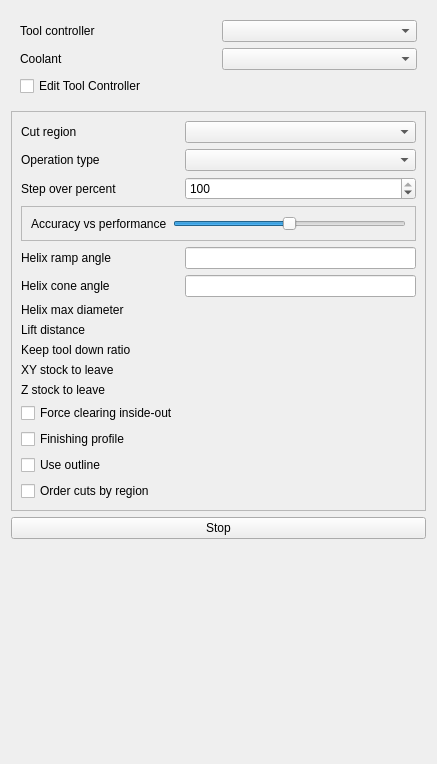
Old version of the form src/Mod/CAM/Gui/Resources/panels/PageOpAdaptiveEdit.ui in the repository southseact-3d/fcd.
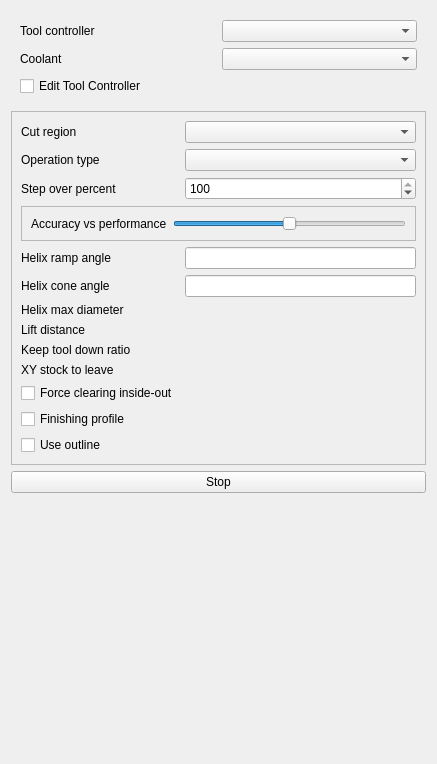
New version of the form. Custom widgets are drawn as their Qt base class.

Commit message:
[CAM] make the adaptive model aware feature optional (#24553)
* [CAM] make the adaptive model aware feature optional

* fix CAM tests

* placate github codql

* remove model-aware-only properties from the adaptive task ui panel

```diff
--- a/src/Mod/CAM/Gui/Resources/panels/PageOpAdaptiveEdit.ui
+++ b/src/Mod/CAM/Gui/Resources/panels/PageOpAdaptiveEdit.ui
@@ -279,32 +279,6 @@
         </property>
        </widget>
       </item>
-      <item row="26" column="0">
-       <widget class="QCheckBox" name="orderCutsByRegion">
-        <property name="toolTip">
-         <string>After calculating toolpaths, the default cut order is by depth- all regions at a given stepdown are cleared before moving to the next stepdown.
-
-This option changes that behavior to cut each discrete area to its full depth before moving on to the next.</string>
-        </property>
-        <property name="text">
-         <string>Order cuts by region</string>
-        </property>
-       </widget>
-      </item>
-      <item row="21" column="0">
-       <widget class="QLabel" name="label_6">
-        <property name="text">
-         <string>Z stock to leave</string>
-        </property>
-       </widget>
-      </item>
-      <item row="21" column="1">
-       <widget class="Gui::QuantitySpinBox" name="ZStockToLeave" native="true">
-        <property name="toolTip">
-         <string>How much material to leave along the Z axis (i.e. for finishing operation)</string>
-        </property>
-       </widget>
-      </item>
      </layout>
     </widget>
    </item>
```
The commit also changes 3 other files.
